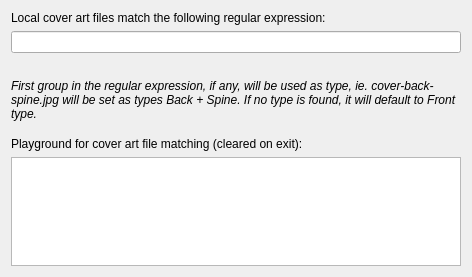
The window that ui/provider_options_local.ui (metabrainz/picard) describes before a commit, drawn with Qt 5.
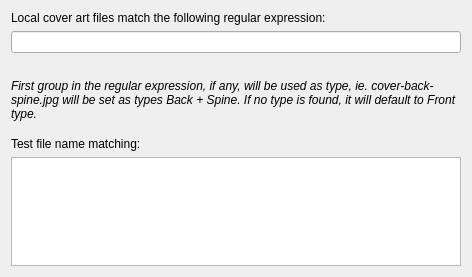
The same window after the commit.

Commit message:
Simplify playground label text
Change from 'Playground for cover art file matching (cleared on exit):'
to 'Test file name matching:' — shorter and clearer. The 'not saved'
aspect is already communicated via the tooltip.

The edit to the form file:
```diff
--- a/ui/provider_options_local.ui
+++ b/ui/provider_options_local.ui
@@ -69,7 +69,7 @@
    <item>
     <widget class="QLabel" name="label_test_coverart_filter">
      <property name="text">
-      <string>Playground for cover art file matching (cleared on exit):</string>
+      <string>Test file name matching:</string>
      </property>
     </widget>
    </item>
```
The commit also changes 1 other file.
